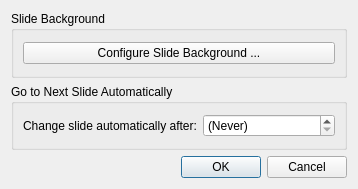
Above: src/SlideSettingsDialog.ui from google-code-export/dviz before the change. Below: the same form after it.
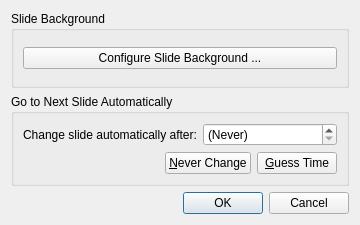
That is the form after the change.

Commit message: Added a guessing algorithm to guess the slide auto-change time length in the slide properties dialog. Added F2 shortcut to the slide prop dialog in the slide editor. Added background config dialog to the slide prop dialog. Modified editing routine in main window to start the editor on the selected slide if the group is live.

Patch:
```diff
--- a/src/SlideSettingsDialog.ui
+++ b/src/SlideSettingsDialog.ui
@@ -6,14 +6,14 @@
    <rect>
     <x>0</x>
     <y>0</y>
-    <width>358</width>
-    <height>189</height>
+    <width>360</width>
+    <height>225</height>
    </rect>
   </property>
   <property name="windowTitle">
    <string>Dialog</string>
   </property>
-  <layout class="QVBoxLayout" name="verticalLayout_2">
+  <layout class="QVBoxLayout" name="verticalLayout_3">
    <item>
     <widget class="QGroupBox" name="boxConfigBg">
      <property name="title">
@@ -35,6 +35,8 @@
      <property name="title">
       <string>Go to Next Slide Automatically</string>
      </property>
+     <layout class="QVBoxLayout" name="verticalLayout_2">
+      <item>
      <layout class="QHBoxLayout" name="horizontalLayout">
       <item>
        <widget class="QLabel" name="label">
@@ -52,6 +54,39 @@
          <string> seconds</string>
         </property>
        </widget>
+        </item>
+       </layout>
+      </item>
+      <item>
+       <layout class="QHBoxLayout" name="horizontalLayout_2">
+        <item>
+         <spacer name="horizontalSpacer">
+          <property name="orientation">
+           <enum>Qt::Horizontal</enum>
+          </property>
+          <property name="sizeHint" stdset="0">
+           <size>
+            <width>40</width>
+            <height>20</height>
+           </size>
+          </property>
+         </spacer>
+        </item>
+        <item>
+         <widget class="QPushButton" name="btnNever">
+          <property name="text">
+           <string>&amp;Never Change</string>
+          </property>
+         </widget>
+        </item>
+        <item>
+         <widget class="QPushButton" name="btnGuess">
+          <property name="text">
+           <string>&amp;Guess Time</string>
+          </property>
+         </widget>
+        </item>
+       </layout>
       </item>
      </layout>
     </widget>
```
Lines whose indentation alone changed are shown as unchanged. The commit also changes 15 other files.
